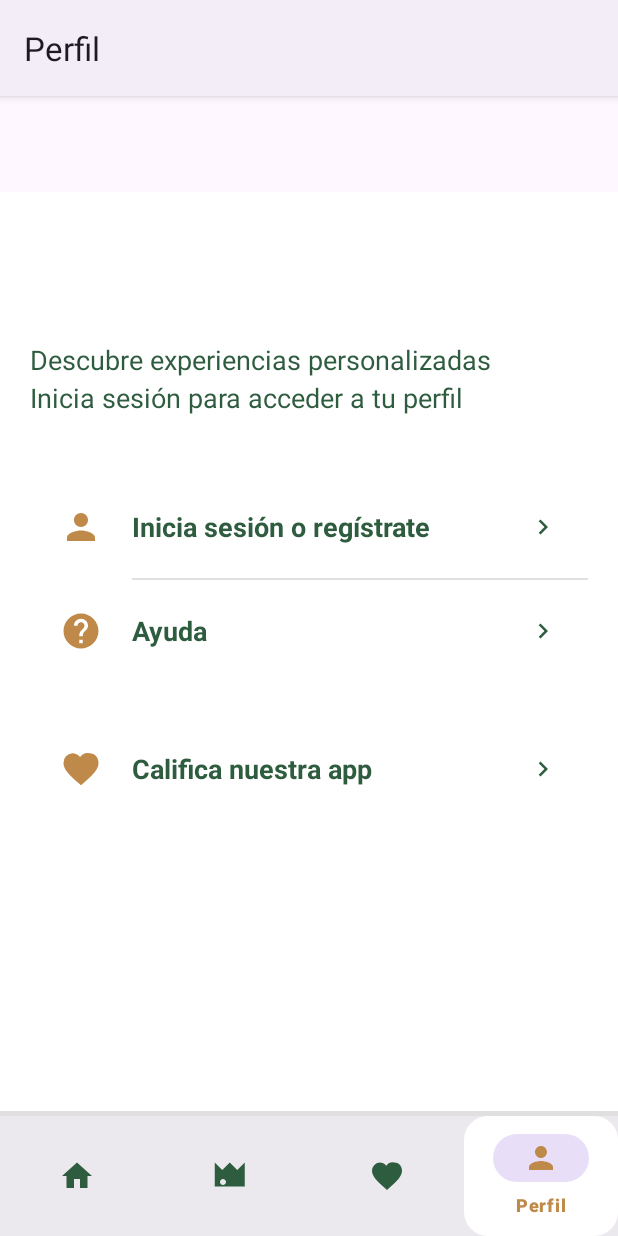
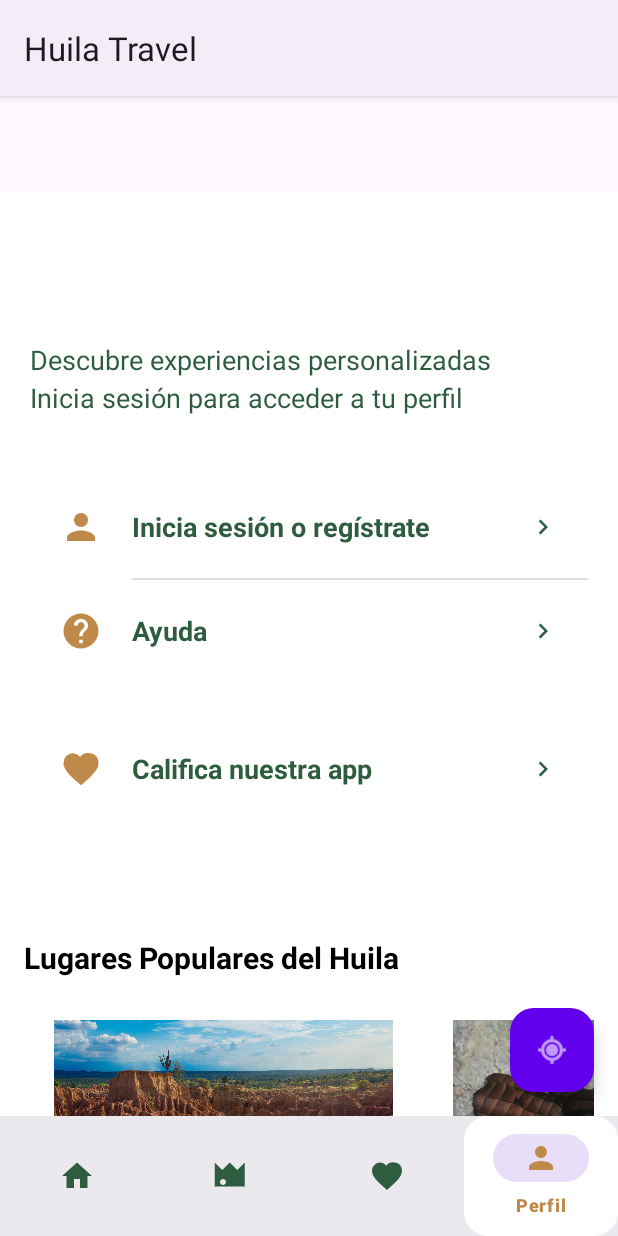
Before and after one commit to NicolasCeronDev/Huila-Travel, an Android app: the PerfilFragment screen opened through its navigation route, item 4 of the bottom bar chosen, on a phone screen of 412 x 824 dp. Run offline under Robolectric (Android 15) with nearby library versions, the phone set to English and light mode, and no system bars.

Commit message:
Agregada sección de lugares turísticos y botón flotante (#4)
Co-authored-by: Lauren Suta <laurenmichelle2610@gmail.com>

```diff
--- a/app/build.gradle.kts
+++ b/app/build.gradle.kts
@@ -50,6 +50,9 @@ dependencies {
     implementation(libs.androidx.navigation.fragment.ktx)
     implementation(libs.androidx.navigation.ui.ktx)
 
+    implementation("com.google.android.material:material:1.9.0")
+
+
     implementation("androidx.cardview:cardview:1.0.0")
 
     testImplementation(libs.junit)
--- /dev/null
+++ b/app/src/main/java/com/appsnicolas/huilatravel/Lugar.kt
@@ -0,0 +1,7 @@
+package com.appsnicolas.huilatravel
+
+data class Lugar(
+    val nombre: String,
+    val descripcion: String,
+    val imagen: Int
+)
--- /dev/null
+++ b/app/src/main/java/com/appsnicolas/huilatravel/LugarAdapter.kt
@@ -0,0 +1,33 @@
+package com.appsnicolas.huilatravel
+
+import android.view.LayoutInflater
+import android.view.View
+import android.view.ViewGroup
+import android.widget.ImageView
+import android.widget.TextView
+import androidx.recyclerview.widget.RecyclerView
+
+class LugarAdapter(private val listaLugares: List<Lugar>) :
+    RecyclerView.Adapter<LugarAdapter.LugarViewHolder>() {
+
+    class LugarViewHolder(view: View) : RecyclerView.ViewHolder(view) {
+        val imagenLugar: ImageView = view.findViewById(R.id.imagenLugar)
+        val nombreLugar: TextView = view.findViewById(R.id.nombreLugar)
+        val descripcionLugar: TextView = view.findViewById(R.id.descripcionLugar)
+    }
+
+    override fun onCreateViewHolder(parent: ViewGroup, viewType: Int): LugarViewHolder {
+        val vista = LayoutInflater.from(parent.context)
+            .inflate(R.layout.item_lugar, parent, false)
+        return LugarViewHolder(vista)
+    }
+
+    override fun onBindViewHolder(holder: LugarViewHolder, position: Int) {
+        val lugar = listaLugares[position]
+        holder.imagenLugar.setImageResource(lugar.imagen)
+        holder.nombreLugar.text = lugar.nombre
+        holder.descripcionLugar.text = lugar.descripcion
+    }
+
+    override fun getItemCount(): Int = listaLugares.size
+}
--- a/app/src/main/java/com/appsnicolas/huilatravel/MainActivity.kt
+++ b/app/src/main/java/com/appsnicolas/huilatravel/MainActivity.kt
@@ -1,35 +1,40 @@
 package com.appsnicolas.huilatravel
 
 import android.os.Bundle
-import com.google.android.material.bottomnavigation.BottomNavigationView
 import androidx.appcompat.app.AppCompatActivity
-import androidx.navigation.findNavController
-import androidx.navigation.ui.AppBarConfiguration
-import androidx.navigation.ui.setupActionBarWithNavController
-import androidx.navigation.ui.setupWithNavController
-import com.appsnicolas.huilatravel.databinding.ActivityMainBinding
+import androidx.recyclerview.widget.LinearLayoutManager
+import androidx.recyclerview.widget.RecyclerView
+import com.google.android.material.floatingactionbutton.FloatingActionButton
+import android.widget.Toast
 
 class MainActivity : AppCompatActivity() {
 
-    private lateinit var binding: ActivityMainBinding
+    private lateinit var recyclerLugares: RecyclerView
+    private lateinit var fabExplorar: FloatingActionButton
 
     override fun onCreate(savedInstanceState: Bundle?) {
         super.onCreate(savedInstanceState)
+        setContentView(R.layout.activity_main)
 
-        binding = ActivityMainBinding.inflate(layoutInflater)
-        setContentView(binding.root)
+        recyclerLugares = findViewById(R.id.recyclerLugares)
+        fabExplorar = findViewById(R.id.fabExplorar)
 
-        val navView: BottomNavigationView = binding.navView
+        // Configurar el RecyclerView como carrusel horizontal
+        recyclerLugares.layoutManager =
+            LinearLayoutManager(this, LinearLayoutManager.HORIZONTAL, false)
 
-        val navController = findNavController(R.id.nav_host_fragment_activity_main)
-        // Passing each menu ID as a set of Ids because each
-        // menu should be considered as top level destinations.
-        val appBarConfiguration = AppBarConfiguration(
-            setOf(
-                R.id.navigation_home, R.id.navigation_rutas, R.id.navigation_favoritos, R.id.navigation_perfil
-            )
+        // Datos de ejemplo
+        val lugares = listOf(
+            Lugar("Desierto de la Tatacoa", "Un paisaje árido y mágico", R.drawable.tatacoa),
+            Lugar("Cueva de los Guácharos", "Parque natural lleno de vida", R.drawable.guacharos),
+            Lugar("Represa de Betania", "Bellos paisajes y deportes acuáticos", R.drawable.betania),
+            Lugar("Nevado del Huila", "El punto más alto del sur colombiano", R.drawable.nevado)
         )
-        setupActionBarWithNavController(navController, appBarConfiguration)
-        navView.setupWithNavController(navController)
+
+        recyclerLugares.adapter = LugarAdapter(lugares)
+
+        fabExplorar.setOnClickListener {
+            Toast.makeText(this, "Explorando lugares cercanos...", Toast.LENGTH_SHORT).show()
+        }
     }
 }
--- a/app/src/main/res/layout/activity_main.xml
+++ b/app/src/main/res/layout/activity_main.xml
@@ -6,6 +6,7 @@
     android:layout_height="match_parent"
     android:paddingTop="?attr/actionBarSize">
 
+    <!-- ======== CONTENIDO ORIGINAL ======== -->
     <View
         android:id="@+id/bottom_nav_divider"
         android:layout_width="0dp"
@@ -40,4 +41,45 @@
         app:layout_constraintRight_toRightOf="parent"
         app:navGraph="@navigation/mobile_navigation" />
 
+    <!-- ======== NUEVA SECCIÓN DE LUGARES POPULARES ======== -->
+    <LinearLayout
+        android:id="@+id/seccion_lugares"
+        android:layout_width="match_parent"
+        android:layout_height="wrap_content"
+        android:orientation="vertical"
+        android:padding="16dp"
+        android:background="@android:color/white"
+        app:layout_constraintTop_toBottomOf="@id/nav_host_fragment_activity_main"
+        app:layout_constraintBottom_toTopOf="@id/nav_view">
+
+        <TextView
+            android:id="@+id/tituloLugares"
+            android:layout_width="wrap_content"
+            android:layout_height="wrap_content"
+            android:text="Lugares Populares del Huila"
+            android:textSize="20sp"
+            android:textStyle="bold"
+            android:textColor="@color/black"
+            android:layout_marginBottom="8dp" />
+
+        <androidx.recyclerview.widget.RecyclerView
+            android:id="@+id/recyclerLugares"
+            android:layout_width="match_parent"
+            android:layout_height="200dp"
+            android:orientation="horizontal" />
+    </LinearLayout>
+
+    <!-- ======== BOTÓN FLOTANTE ======== -->
+    <com.google.android.material.floatingactionbutton.FloatingActionButton
+        android:id="@+id/fabExplorar"
+        android:layout_width="wrap_content"
+        android:layout_height="wrap_content"
+        android:layout_margin="16dp"
+        android:contentDescription="Explorar lugares cercanos"
+        android:src="@android:drawable/ic_menu_mylocation"
+        app:layout_constraintBottom_toTopOf="@id/nav_view"
+        app:layout_constraintRight_toRightOf="parent"
+        app:tint="@android:color/white"
+        app:backgroundTint="@color/purple_500" />
+
 </androidx.constraintlayout.widget.ConstraintLayout>
--- a/app/src/main/res/layout/fragment_home.xml
+++ b/app/src/main/res/layout/fragment_home.xml
@@ -62,7 +62,7 @@
                     android:layout_height="match_parent"
                     android:contentDescription="@string/hero_image_description"
                     android:scaleType="centerCrop"
-                    android:src="@drawable/bg_desierto" />
+                    android:src="@drawable/desierto" />
 
                 <View
                     android:layout_width="match_parent"
--- /dev/null
+++ b/app/src/main/res/layout/item_lugar.xml
@@ -0,0 +1,32 @@
+<?xml version="1.0" encoding="utf-8"?>
+<LinearLayout xmlns:android="http://schemas.android.com/apk/res/android"
+    android:layout_width="250dp"
+    android:layout_height="wrap_content"
+    android:orientation="vertical"
+    android:padding="12dp"
+    android:background="@android:color/white"
+    android:layout_margin="8dp">
+
+    <ImageView
+        android:id="@+id/imagenLugar"
+        android:layout_width="match_parent"
+        android:layout_height="150dp"
+        android:scaleType="centerCrop"
+        android:src="@android:drawable/ic_menu_gallery" />
+
+    <TextView
+        android:id="@+id/nombreLugar"
+        android:layout_width="wrap_content"
+        android:layout_height="wrap_content"
+        android:text="Lugar"
+        android:textStyle="bold"
+        android:textSize="18sp"
+        android:paddingTop="8dp" />
+
+    <TextView
+        android:id="@+id/descripcionLugar"
+        android:layout_width="wrap_content"
+        android:layout_height="wrap_content"
+        android:text="Descripción breve"
+        android:textSize="14sp" />
+</LinearLayout>
--- a/app/src/main/res/values/colors.xml
+++ b/app/src/main/res/values/colors.xml
@@ -2,12 +2,16 @@
 <resources>
     <color name="black">#FF000000</color>
     <color name="white">#FFFFFFFF</color>
+    <color name="purple_500">#6200EE</color>
+
 
     <!-- Paleta de colores cafe y verde del Huila -->
     <color name="color_primary">#2E5C3F</color>      <!-- Verde oscuro -->
     <color name="color_primary_dark">#1E3D2B</color> <!-- Verde más oscuro -->
     <color name="color_secondary">#BF8A49</color>    <!-- Marrón tierra -->
-    <color name="color_accent">#D4A55D</color>       <!-- Dorado claro -->
+    <color name="color_accent">#D4A55D</color>
+    <color name="teal_700">#018786</color>
+    <!-- Dorado claro -->
 
     <!-- Colores neutros -->
     <color name="background">#F5F5F5</color>         <!-- Fondo claro -->
```
Also changed, not shown: app/src/main/res/drawable/betania.jpg (added), app/src/main/res/drawable/desierto.jpg (renamed from app/src/main/res/drawable/bg_desierto.jpg), app/src/main/res/drawable/guacharos.jpg (added), app/src/main/res/drawable/nevado.jpg (added), app/src/main/res/drawable/tatacoa.jpg (added), 1 other file.
